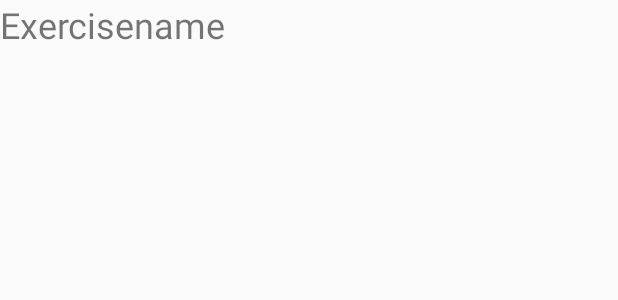
After one commit to masouit/GymBroPlus, an Android app: the layout show_exercise.xml on its own in the app's theme, with its tools: preview values and no code run, on a phone screen of 412 x 824 dp. The commit adds this screen. Shown: the top 300 px of the screen. Run offline under Robolectric (Android 15) with nearby library versions, the phone set to English and light mode, and no system bars.

Commit message:
Show Exercise (under construction)

```diff
--- a/app/src/main/AndroidManifest.xml
+++ b/app/src/main/AndroidManifest.xml
@@ -17,6 +17,8 @@
         </activity>
         <activity android:name=".Add_Exercise" >
         </activity>
+        <activity android:name=".Show_Exercises" >
+        </activity>
     </application>
 
 </manifest>
--- a/app/src/main/java/com/example/mohamed/gymbroplus/DatabaseHandler.java
+++ b/app/src/main/java/com/example/mohamed/gymbroplus/DatabaseHandler.java
@@ -220,7 +220,7 @@ public class DatabaseHandler extends SQLiteOpenHelper {
 
     //Get All Reps from Exercise
     public List<Rep> getAllRepsByExercise(String exercise_name) {
-        List<Rep> tasks = new ArrayList<Rep>();
+        List<Rep> reps = new ArrayList<Rep>();
 
         String selectQuery = "SELECT  * FROM " + TABLE_Rep + " td, "
                 + TABLE_Exercise + " tg, " + TABLE_Exercise_Rep + " tt WHERE tg."
@@ -239,11 +239,11 @@ public class DatabaseHandler extends SQLiteOpenHelper {
                 td.setRepAmount((c.getInt(c.getColumnIndex(KEY_repAmount))));
 
                 // adding to task list
-                tasks.add(td);
+                reps.add(td);
             } while (c.moveToNext());
         }
 
-        return tasks;
+        return reps;
     }
 
     //Update Rep
--- a/app/src/main/java/com/example/mohamed/gymbroplus/MainActivity.java
+++ b/app/src/main/java/com/example/mohamed/gymbroplus/MainActivity.java
@@ -22,8 +22,12 @@ public class MainActivity extends AppCompatActivity {
         dbHandler = new DatabaseHandler(getApplicationContext());
     }
     /** Called when the user clicks the Send button */
-    public void sendMessage(View view) {
+    public void menuAdd_Exercise(View view) {
         Intent intent = new Intent(this, Add_Exercise.class);
         startActivity(intent);
     }
+    public void menuShow_Exercises(View view) {
+        Intent intent = new Intent(this, Show_Exercises.class);
+        startActivity(intent);
+    }
 }
--- /dev/null
+++ b/app/src/main/res/layout/show_exercise.xml
@@ -0,0 +1,12 @@
+<?xml version="1.0" encoding="utf-8"?>
+<LinearLayout xmlns:android="http://schemas.android.com/apk/res/android"
+    android:orientation="vertical" android:layout_width="match_parent"
+    android:layout_height="match_parent">
+
+    <TextView
+        android:layout_width="wrap_content"
+        android:layout_height="wrap_content"
+        android:text="Exercisename"
+        android:id="@+id/textViewExerciseName"
+        android:textSize="24dp" />
+</LinearLayout>
```
Also changed, not shown: app/src/main/java/com/example/mohamed/gymbroplus/Show_Exercises.java (added, +69 -0 lines), app/src/main/res/layout/activity_main.xml (+9 -1 lines), app/src/main/res/layout/activity_show__exercises.xml (added, +25 -0 lines).
